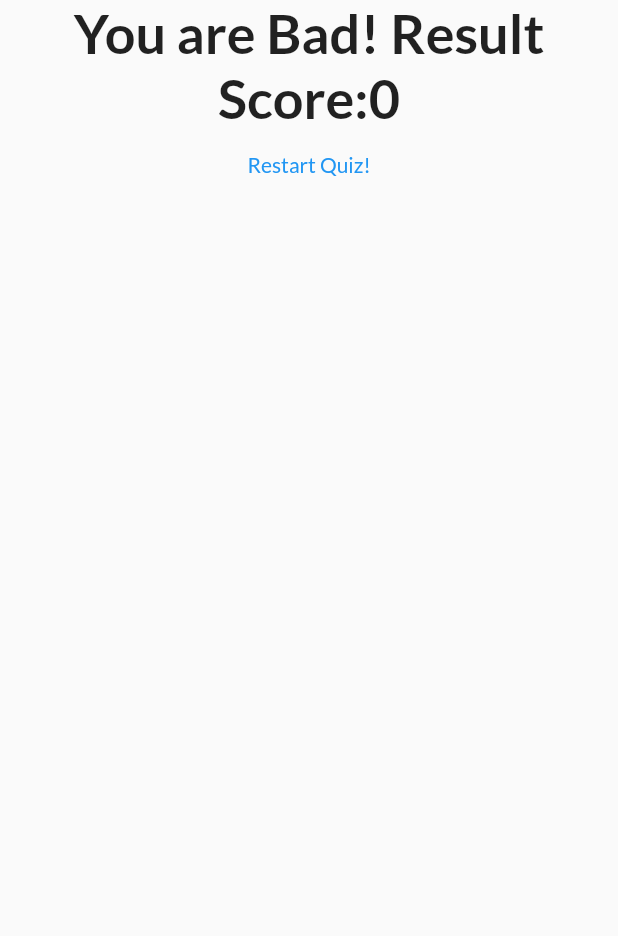
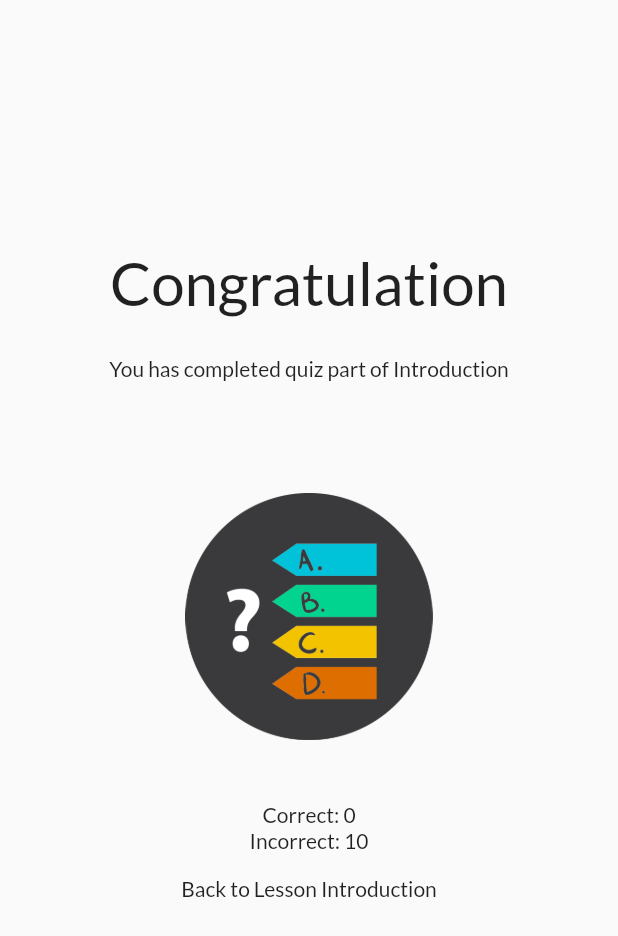
Before and after one commit to nguynduyanh169/vietnamese_learning, a Flutter app: the QuizResult widget shown alone on an empty page, opened directly with empty values, on a phone screen of 412 x 824 dp. Shown: the top 936 px of the screen. Run offline on Flutter 3.47's test engine with Material 2 defaults, Android fonts, the phone set to English and light mode, and no system bars; our stand-ins replace flutter_svg, font_awesome_flutter, google_fonts, percent_indicator, persistent_bottom_nav_bar; statements that could not run were skipped; project files that could hold a hidden picture were left out.

Commit message:
update quiz result

```diff
--- a/lib/src/resources/forgetpassword_screen.dart
+++ b/lib/src/resources/forgetpassword_screen.dart
@@ -8,6 +8,7 @@ class ForgetPasswordScreen extends StatelessWidget{
     SizeConfig().init(context);
     // TODO: implement build
     return Scaffold(
+      resizeToAvoidBottomInset: false,
       body: Container(
         padding: EdgeInsets.only(top: SizeConfig.blockSizeVertical * 20),
         child: Center(
--- a/lib/src/resources/signup_screen.dart
+++ b/lib/src/resources/signup_screen.dart
@@ -8,6 +8,7 @@ class SignUpScreen extends StatelessWidget{
     SizeConfig().init(context);
     // TODO: implement build
     return Scaffold(
+      resizeToAvoidBottomInset: false,
       body: Container(
         padding: EdgeInsets.only(top: SizeConfig.blockSizeVertical * 15),
         child: Center(
--- a/lib/src/widgets/quiz_result.dart
+++ b/lib/src/widgets/quiz_result.dart
@@ -1,4 +1,5 @@
 import 'package:flutter/material.dart';
+import 'package:vietnamese_learning/src/config/size_config.dart';
 
 class QuizResult extends StatelessWidget{
   final int resultScore;
@@ -22,18 +23,28 @@ class QuizResult extends StatelessWidget{
 
   @override
   Widget build(BuildContext context) {
-    return Center(
-      child: Column(
-        children: <Widget>[
-          Text(
-            resultPhrase,
-            style: TextStyle(fontSize: 36, fontWeight: FontWeight.bold),
-            textAlign: TextAlign.center,
+    SizeConfig().init(context);
+    int correct = resultScore ~/ 10;
+    int incorrect = 10 - correct;
+    return Container(
+        padding: EdgeInsets.only(top: SizeConfig.blockSizeVertical * 20),
+        child: Center(
+          child: Column(
+            crossAxisAlignment: CrossAxisAlignment.center,
+            children: <Widget>[
+              Text('Congratulation', style: TextStyle(fontSize: 40),),
+              SizedBox(height: SizeConfig.blockSizeVertical * 3,),
+              Text('You has completed quiz part of Introduction'),
+              SizedBox(height: SizeConfig.blockSizeVertical * 4,),
+              Image(width: SizeConfig.blockSizeHorizontal * 40, height: SizeConfig.blockSizeVertical * 30,image: AssetImage('assets/images/quiz_logo.png'),),
+              Text('Correct: $correct'),
+              Text('Incorrect: $incorrect'),
+              MaterialButton(
+                onPressed: () => Navigator.of(context, rootNavigator: true).pop(context),
+                child: Text("Back to Lesson Introduction"),)
+            ],
           ),
-          FlatButton(child: Text('Restart Quiz!',
-          ),textColor:Colors.blue,onPressed: resetHandlar,)
-        ],
-      ),
+        )
     );
   }
 }
--- a/lib/src/widgets/vocabulary.dart
+++ b/lib/src/widgets/vocabulary.dart
@@ -33,9 +33,8 @@ class Vocabulary extends StatelessWidget {
                 children: <Widget>[
                   IconButton(icon: Icon(Icons.cancel), onPressed: () => Navigator.of(context, rootNavigator: true).pop(context),),
                   Container(
-
                     child: new LinearPercentIndicator(
-                      width: SizeConfig.blockSizeHorizontal * 70,
+                      width: SizeConfig.blockSizeHorizontal * 75,
                       animation: false,
                       lineHeight: 15.0,
                       percent: percent,
--- a/lib/src/widgets/vocabulary_result.dart
+++ b/lib/src/widgets/vocabulary_result.dart
@@ -1,7 +1,5 @@
 import 'package:flutter/material.dart';
 import 'package:vietnamese_learning/src/config/size_config.dart';
-import 'package:vietnamese_learning/src/resources/lesson_detail.dart';
-
 class VocabularyResult extends StatelessWidget {
   @override
   Widget build(BuildContext context) {
@@ -20,7 +18,7 @@ class VocabularyResult extends StatelessWidget {
               Image(width: SizeConfig.blockSizeHorizontal * 40, height: SizeConfig.blockSizeVertical * 30,image: AssetImage('assets/images/vocabulary_logo.png'),),
               MaterialButton(
                 onPressed: () => Navigator.of(context, rootNavigator: true).pop(context),
-                child: Text("Back to Lesson 1"),)
+                child: Text("Back to Lesson Introduction"),)
             ],
           ),
         )
```
Also changed, not shown: lib/src/widgets/quiz.dart (+12 -12 lines).
